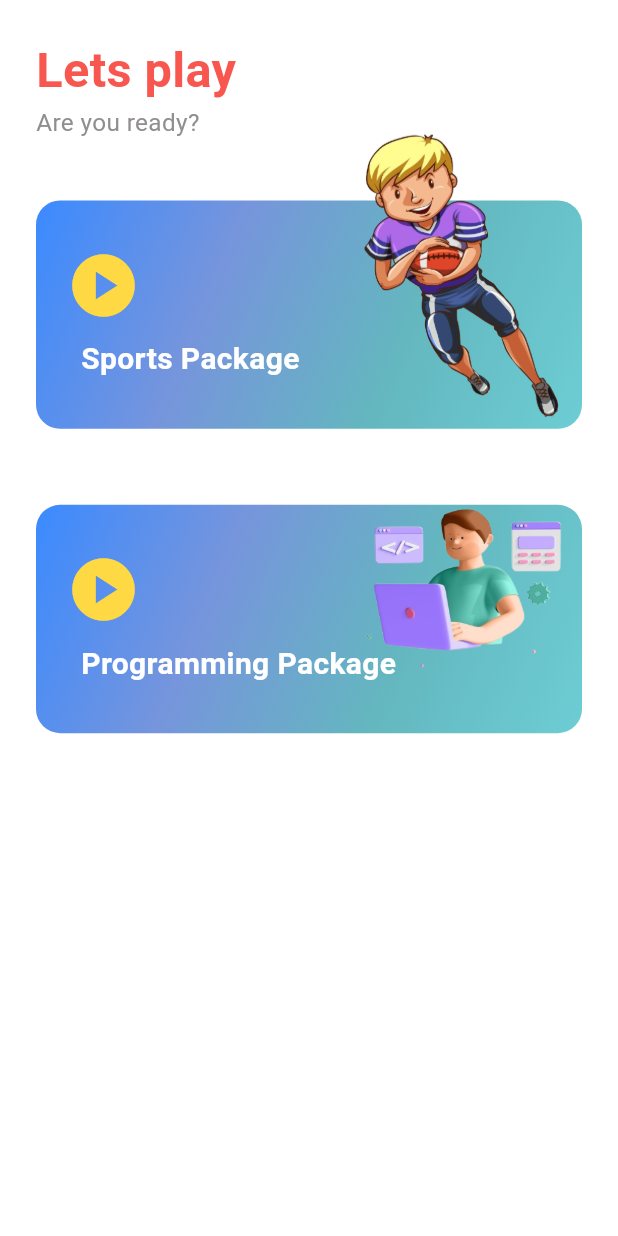
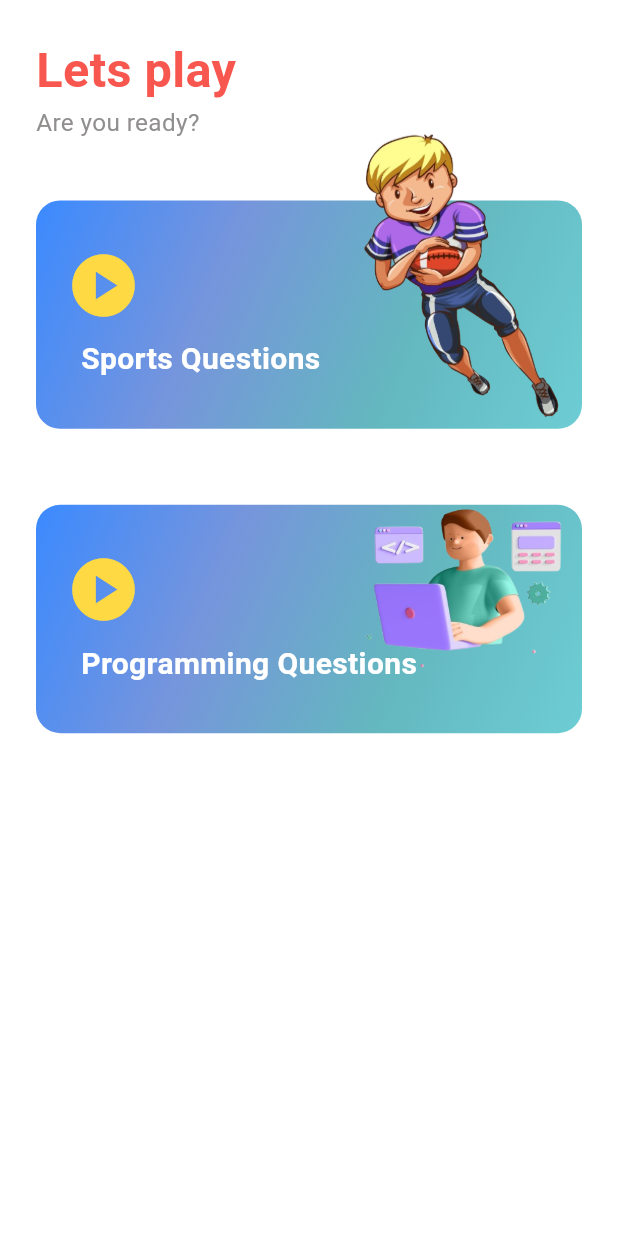
Before and after one commit to tasneem-gamal/Quizly-, a Flutter app: the screen it shows after launch, on a phone screen of 412 x 824 dp. Run offline on Flutter 3.47's test engine with Material 3 defaults, Android fonts, the phone set to English and light mode, and no system bars; our stand-ins replace firebase_core, flutter_screenutil; accounts and stored records are empty.

```diff
--- a/lib/features/home/ui/widgets/package_list_view.dart
+++ b/lib/features/home/ui/widgets/package_list_view.dart
@@ -10,11 +10,11 @@ class PackageListView extends StatelessWidget {
   final List<Map<String, String>> packages = const [
     {
       'image': 'assets/images/sports.png',
-      'text': 'Sports Package',
+      'text': 'Sports Questions',
     },
     {
       'image': 'assets/images/programming.png',
-      'text': 'Programming Package',
+      'text': 'Programming Questions',
     },
   ];
 
```
